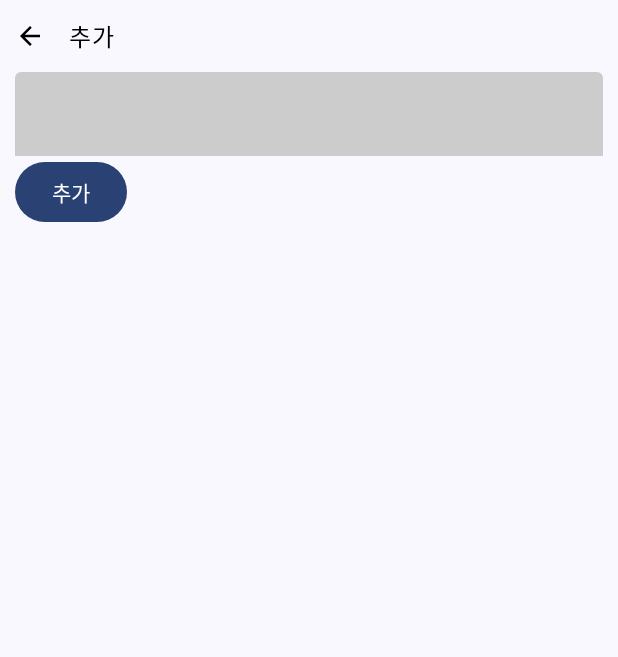
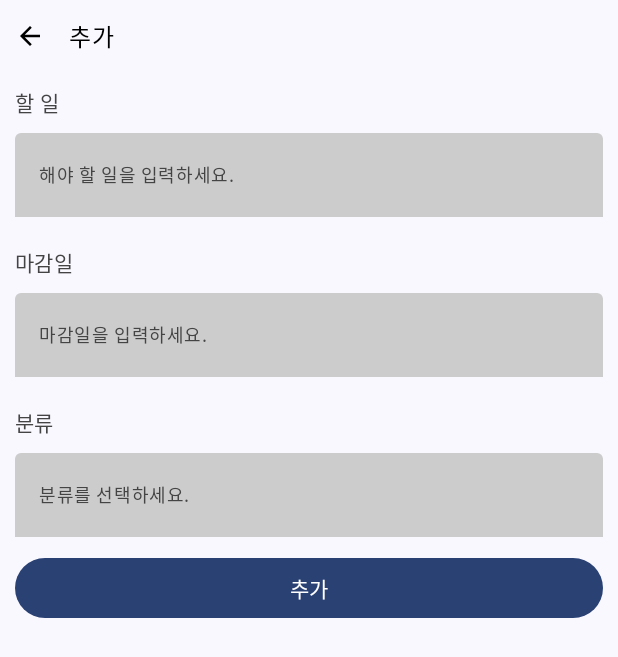
Before and after one commit to jeongmin1230/TodoList, an Android app built with Jetpack Compose: the composable AddScreen shown on its own in the app's theme, on a phone screen of 412 x 824 dp. Shown: the top 657 px of the screen. Run offline under Robolectric (Android 15) with nearby library versions, the phone set to English and light mode, and no system bars; our stand-ins replace Firebase (no records; nobody signed in at launch, a user with empty details on screens opened directly); 1 statement that could not run was skipped.

Commit message:
<Add.kt> - 할 일 추가 할 때 마감일, 분류 입력 텍스트 필드 추가(기능은 아직) - TextFieldForm 함수 추가(텍스트 필드 공통 이여서 함수로 만들어 계속 사용)
<CommonComposable.kt>
- 공통 텍스트 필드, place holder 함수 추가

<Login.kt>
- 로그인 실패 했을 경우 입력 창 초기화
- 이메일 형식 맞지 않을 때 처리

<Registration.kt>
- 가입 시 비밀 번호와 비밀 번호 확인이 일치 해야 버튼 활성화

<string.xml>
- 필요 string 추가

"1.0.1" 2023. 08. 03(목)

```diff
--- a/app/src/main/java/com/todo/todolist/screen/CommonComposable.kt
+++ b/app/src/main/java/com/todo/todolist/screen/CommonComposable.kt
@@ -5,9 +5,7 @@ import androidx.compose.foundation.background
 import androidx.compose.foundation.clickable
 import androidx.compose.foundation.interaction.MutableInteractionSource
 import androidx.compose.foundation.layout.*
-import androidx.compose.material3.AlertDialog
-import androidx.compose.material3.MaterialTheme
-import androidx.compose.material3.Text
+import androidx.compose.material3.*
 import androidx.compose.runtime.Composable
 import androidx.compose.runtime.MutableState
 import androidx.compose.runtime.getValue
@@ -60,6 +58,33 @@ fun AppBar(text: String, onBackClick: () -> Unit) {
     }
 }
 
+
+@Composable
+fun TextFieldForm(hint: String, input: MutableState<String>, placeholder: String) {
+    Text(
+        text = hint,
+        style = MaterialTheme.typography.bodyMedium.copy(Color.DarkGray),
+        modifier = Modifier.padding(vertical = 10.dp)
+    )
+    TextField(
+        value = input.value,
+        singleLine = true,
+        onValueChange = {input.value = it},
+        placeholder = { TextFieldPlaceholder(placeholder)},
+        colors = TextFieldDefaults.textFieldColors(containerColor = Color.LightGray, focusedIndicatorColor = Color.Transparent, unfocusedIndicatorColor = Color.Transparent, disabledIndicatorColor = Color.Transparent),
+        modifier = Modifier.fillMaxWidth()
+    )
+    Spacer(modifier = Modifier.height(10.dp))
+}
+
+@Composable
+fun TextFieldPlaceholder(placeholder: String) {
+    Text(
+        text = placeholder,
+        style = MaterialTheme.typography.bodySmall.copy(Color.DarkGray)
+    )
+}
+
 @OptIn(ExperimentalComposeUiApi::class)
 @Composable
 fun ConfirmDialog(onDismiss: () -> Unit, content: String, confirmAction: () -> Unit, dismissAction: () -> Unit) {
--- a/app/src/main/java/com/todo/todolist/screen/Registration.kt
+++ b/app/src/main/java/com/todo/todolist/screen/Registration.kt
@@ -135,7 +135,7 @@ fun InputInformation(navController: NavHostController) {
         )
     }
     Spacer(modifier = Modifier.height(8.dp))
-    Button(enabled = name.isNotEmpty() && email.isNotEmpty() && password.isNotEmpty() && confirmPassword.isNotEmpty(),
+    Button(enabled = name.isNotEmpty() && email.isNotEmpty() && password.isNotEmpty() && confirmPassword.isNotEmpty() && (password == confirmPassword),
             onClick = { performSignup(errorString, errorMessage, context, navController, name, email, password) },
             modifier = Modifier
                 .padding(horizontal = 8.dp)
--- a/app/src/main/java/com/todo/todolist/screen/drawer/Add.kt
+++ b/app/src/main/java/com/todo/todolist/screen/drawer/Add.kt
@@ -1,8 +1,6 @@
 package com.todo.todolist.screen.drawer
 
-import androidx.compose.foundation.layout.Column
-import androidx.compose.foundation.layout.fillMaxWidth
-import androidx.compose.foundation.layout.padding
+import androidx.compose.foundation.layout.*
 import androidx.compose.material3.*
 import androidx.compose.runtime.*
 import androidx.compose.ui.Modifier
@@ -18,25 +16,27 @@ import com.google.firebase.database.FirebaseDatabase
 import com.google.firebase.database.ValueEventListener
 import com.todo.todolist.R
 import com.todo.todolist.screen.AppBar
+import com.todo.todolist.screen.TextFieldForm
+import com.todo.todolist.screen.TextFieldPlaceholder
 
 @Composable
 fun AddScreen(drawerNavController: NavHostController) {
-    var todo by remember { mutableStateOf("") }
+    val todo = remember { mutableStateOf("") }
+    val deadline = remember { mutableStateOf("") }
+    val classification = remember { mutableStateOf("") }
     Column {
         AppBar(text = stringResource(id = R.string.add_todo)) { drawerNavController.popBackStack() }
         Column(Modifier.padding(horizontal = 10.dp)) {
-            TextField(
-                value = todo,
-                singleLine = true,
-                onValueChange = {todo = it},
-                colors = TextFieldDefaults.textFieldColors(containerColor = Color.LightGray, focusedIndicatorColor = Color.Transparent, unfocusedIndicatorColor = Color.Transparent, disabledIndicatorColor = Color.Transparent),
+            TextFieldForm(stringResource(id = R.string.todo), todo, stringResource(id = R.string.enter_todo))
+            TextFieldForm(stringResource(id = R.string.deadline), deadline, stringResource(id = R.string.enter_deadline))
+            TextFieldForm(stringResource(id = R.string.classification), classification, stringResource(id = R.string.enter_classification))
+            Button(
+                onClick = {
+                drawerNavController.popBackStack()
+                addTodo(todo.value.trim())
+            },
                 modifier = Modifier.fillMaxWidth()
-            )
-
-            Button(onClick = {
-                drawerNavController.popBackStack()
-                addTodo(todo.trim())
-            }) {
+            ) {
                 Text(
                     text = stringResource(R.string.add_todo),
                     style = MaterialTheme.typography.bodyMedium.copy(textAlign = TextAlign.Center)
--- a/app/src/main/res/values/strings.xml
+++ b/app/src/main/res/values/strings.xml
@@ -15,6 +15,8 @@
     <string name="try_again">로그인을 다시 시도 해 주세요</string>
     <string name="login_not_exists_email">There is no user record</string>
     <string name="login_not_exists_email_toast">이미 탈퇴했거나 존재하지 않는 사용자입니다. 다시 확인 해 주세요.</string>
+    <string name="email_format">The email address is badly formatted.</string>
+    <string name="login_email_badly_format">이메일 형식이 올바르지 않습니다. 다시 확인 해 주세요.</string>
     <string name="login_invalid_password">password</string>
     <string name="login_invalid_password_toast">비밀번호가 알맞지 않습니다. 다시 확인 해 주세요.</string>
 
@@ -24,7 +26,6 @@
     <string name="enter_password_again">비밀번호를 다시 입력하세요</string>
     <string name="complete_registration">회원가입 완료</string>
     <string name="complete">완료</string>
-    <string name="enter_email_to_reset_password">비밀번호를 재설정 할 이메일을 입력하세요</string>
     <string name="ic_close">close</string>
     <string name="welcome">님, 환영합니다.</string>
     <string name="main_todo_list">to do list</string>
@@ -42,10 +43,15 @@
     <string name="yes">예</string>
     <string name="no">아니오</string>
     <string name="logout_apply">로그아웃 했습니다.</string>
+    <string name="todo">할 일</string>
+    <string name="enter_todo">해야 할 일을 입력하세요.</string>
+    <string name="deadline">마감일</string>
+    <string name="enter_deadline">마감일을 입력하세요.</string>
+    <string name="classification">분류</string>
+    <string name="enter_classification">분류를 선택하세요.</string>
 
     <string name="to_home">홈으로</string>
     <string name="to_add">할 일 추가</string>
-    <string name="enter_todo">할 일을 입력 하세요.</string>
     <string name="add_todo">추가</string>
     <string name="my_page">마이페이지</string>
     <string name="to_setting">설정으로</string>
```
Also changed, not shown: app/src/main/java/com/todo/todolist/screen/Login.kt (+17 -12 lines).
